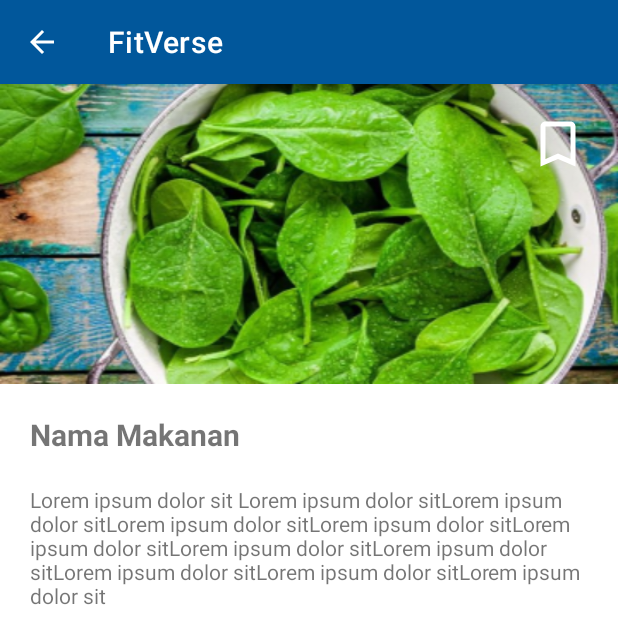
After one commit to HasyimAP/Bangkit-Project-2022, an Android app: the DetailFoodActivity screen opened directly, with no data from a screen before it, on a phone screen of 412 x 824 dp. The commit adds this screen. Shown: the top 644 px of the screen. Run offline under Robolectric (Android 15) with nearby library versions, the phone set to English and light mode, and no system bars; pictures from the network do not load; 4 statements that could not run were skipped.

Commit message:
food detail activity

```diff
--- a/app/app/src/main/java/com/fitverse/app/api/ApiService.kt
+++ b/app/app/src/main/java/com/fitverse/app/api/ApiService.kt
@@ -1,5 +1,6 @@
 package com.fitverse.app.api
 
+import com.fitverse.app.model.ListFoodModel
 import com.fitverse.app.model.LoginModel
 import com.fitverse.app.model.RegisterModel
 import com.fitverse.app.response.GeneralResponse
@@ -26,4 +27,9 @@ interface ApiService {
 
     @GET("food")
     fun getFood(): Call<ListFoodResponse>
+
+    @GET("scanfood/{id_food}")
+    fun findFoodDetail(
+        @Path("id_food") id_food: Int
+    ): Call<ListFoodModel>
 }
--- a/app/app/src/main/java/com/fitverse/app/model/ListFoodModel.kt
+++ b/app/app/src/main/java/com/fitverse/app/model/ListFoodModel.kt
@@ -1,12 +1,12 @@
 package com.fitverse.app.model
 
 import android.os.Parcelable
-//import kotlinx.parcelize.Parcelize
+import kotlinx.parcelize.Parcelize
 
-//@Parcelize
+@Parcelize
 data class ListFoodModel (
     val id_food: Int,
     val nama: String,
     val photoUrl: String,
     val description: String
-)
+): Parcelable
--- /dev/null
+++ b/app/app/src/main/java/com/fitverse/app/view/food/DetailFoodActivity.kt
@@ -0,0 +1,35 @@
+package com.fitverse.app.view.food
+
+import androidx.appcompat.app.AppCompatActivity
+import android.os.Bundle
+import android.widget.TextView
+import com.bumptech.glide.Glide
+import com.fitverse.app.R
+import com.fitverse.app.databinding.ActivityDetailFoodBinding
+import com.fitverse.app.databinding.ActivityScanResultBinding
+import com.fitverse.app.model.ListFoodModel
+
+class DetailFoodActivity : AppCompatActivity() {
+    private lateinit var binding: ActivityDetailFoodBinding
+
+
+    override fun onCreate(savedInstanceState: Bundle?) {
+        super.onCreate(savedInstanceState)
+        binding = ActivityDetailFoodBinding.inflate(layoutInflater)
+        setContentView(binding.root)
+        supportActionBar?.setDisplayHomeAsUpEnabled(true)
+
+        val listStoryModel = intent.getParcelableExtra<ListFoodModel>("ListStoryModel") as ListFoodModel
+        Glide.with(applicationContext)
+            .load(listStoryModel.photoUrl)
+            .into(findViewById(R.id.photoFood))
+        findViewById<TextView>(R.id.nameFood).text = listStoryModel.nama
+        findViewById<TextView>(R.id.description).text = listStoryModel.description
+
+    }
+
+    override fun onSupportNavigateUp(): Boolean {
+        onBackPressed()
+        return true
+    }
+}
--- /dev/null
+++ b/app/app/src/main/java/com/fitverse/app/view/scanResult/FoodResultViewModel.kt
@@ -0,0 +1,4 @@
+package com.fitverse.app.view.scanResult
+
+class FoodResultViewModel {
+}
--- a/app/app/src/main/java/com/fitverse/app/view/scanResult/ScanResultActivity.kt
+++ b/app/app/src/main/java/com/fitverse/app/view/scanResult/ScanResultActivity.kt
@@ -3,7 +3,11 @@ package com.fitverse.app.view.scanResult
 import android.content.Intent
 import androidx.appcompat.app.AppCompatActivity
 import android.os.Bundle
+import android.widget.TextView
+import com.bumptech.glide.Glide
+import com.fitverse.app.R
 import com.fitverse.app.databinding.ActivityScanResultBinding
+import com.fitverse.app.model.ListFoodModel
 import com.fitverse.app.view.food.ScanFoodActivity
 
 class ScanResultActivity : AppCompatActivity() {
@@ -25,10 +29,12 @@ class ScanResultActivity : AppCompatActivity() {
                 onBackPressed()
             }
         }
+
     }
 
     override fun onSupportNavigateUp(): Boolean {
         onBackPressed()
         return true
     }
+
 }
--- /dev/null
+++ b/app/app/src/main/res/layout/activity_detail_food.xml
@@ -0,0 +1,59 @@
+<?xml version="1.0" encoding="utf-8"?>
+<androidx.constraintlayout.widget.ConstraintLayout xmlns:android="http://schemas.android.com/apk/res/android"
+    xmlns:app="http://schemas.android.com/apk/res-auto"
+    xmlns:tools="http://schemas.android.com/tools"
+    android:layout_width="match_parent"
+    android:layout_height="match_parent"
+    tools:context=".view.food.DetailFoodActivity">
+    <ImageView
+        android:id="@+id/photoFood"
+        android:layout_width="match_parent"
+        android:layout_height="wrap_content"
+        android:contentDescription="@string/photo"
+        app:layout_constraintEnd_toEndOf="parent"
+        app:layout_constraintStart_toStartOf="parent"
+        app:layout_constraintTop_toTopOf="parent"
+        android:background="@drawable/image_result"
+        tools:srcCompat="@drawable/image_result" />
+
+    <TextView
+        android:id="@+id/nameFood"
+        android:layout_width="wrap_content"
+        android:layout_height="wrap_content"
+        android:layout_marginTop="20dp"
+        android:layout_marginStart="20dp"
+        android:layout_marginBottom="20dp"
+        android:text="@string/nama_makanan"
+        android:textSize="20sp"
+        android:textStyle="bold"
+        app:layout_constraintStart_toStartOf="parent"
+        app:layout_constraintTop_toBottomOf="@+id/photoFood" />
+
+    <TextView
+        android:id="@+id/description"
+        android:layout_width="wrap_content"
+        android:layout_height="wrap_content"
+        android:layout_marginTop="20dp"
+        android:paddingHorizontal="20dp"
+        android:text="@string/tes"
+        app:layout_constraintEnd_toEndOf="parent"
+        app:layout_constraintHorizontal_bias="0.0"
+        app:layout_constraintStart_toStartOf="parent"
+        app:layout_constraintTop_toBottomOf="@+id/nameFood" />
+
+    <ToggleButton
+        android:id="@+id/toggleFavorite"
+        android:layout_width="40dp"
+        android:layout_height="40dp"
+        android:background="@drawable/save_scan"
+        android:focusable="false"
+        android:focusableInTouchMode="false"
+        android:textOff=" "
+        android:textOn=" "
+        android:layout_marginTop="20dp"
+        android:layout_marginEnd="20dp"
+        app:layout_constraintEnd_toEndOf="parent"
+        app:layout_constraintTop_toTopOf="parent"
+        tools:ignore="MissingConstraints" />
+
+</androidx.constraintlayout.widget.ConstraintLayout>
```
Also changed, not shown: app/app/src/main/AndroidManifest.xml (+8 -2 lines), app/app/src/main/java/com/fitverse/app/view/food/AdapterFood.kt (+15 -12 lines), app/app/src/main/java/com/fitverse/app/view/food/FoodListActivity.kt (+4 -37 lines), app/app/src/main/res/layout/item_list.xml (+32 -21 lines).
